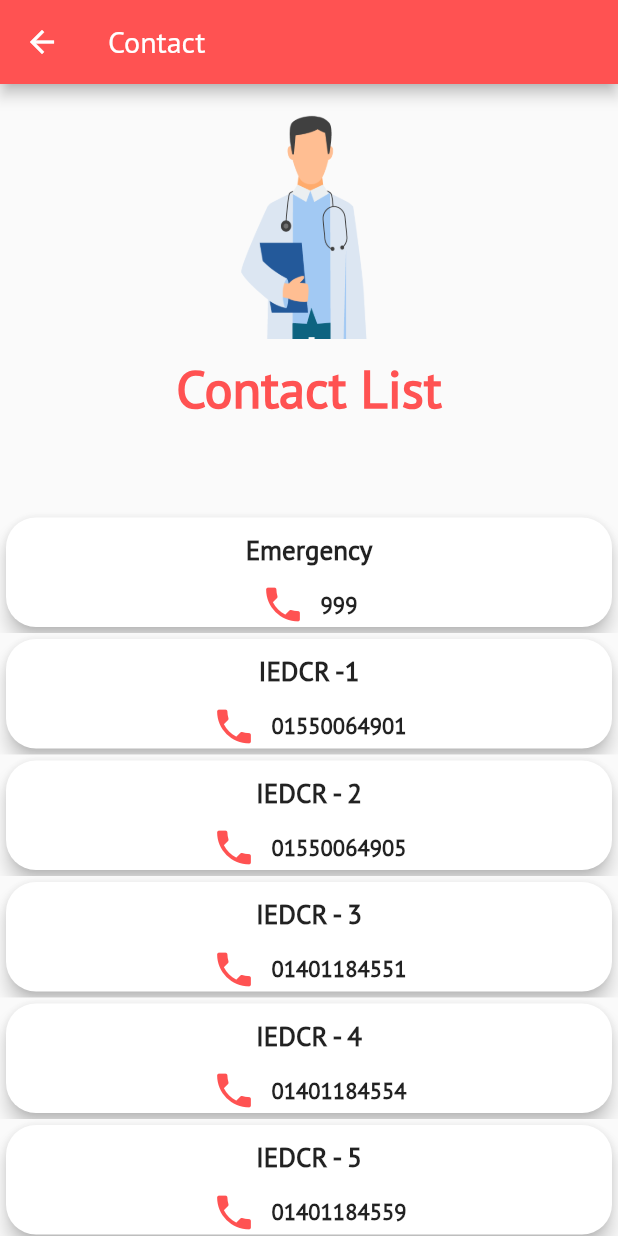
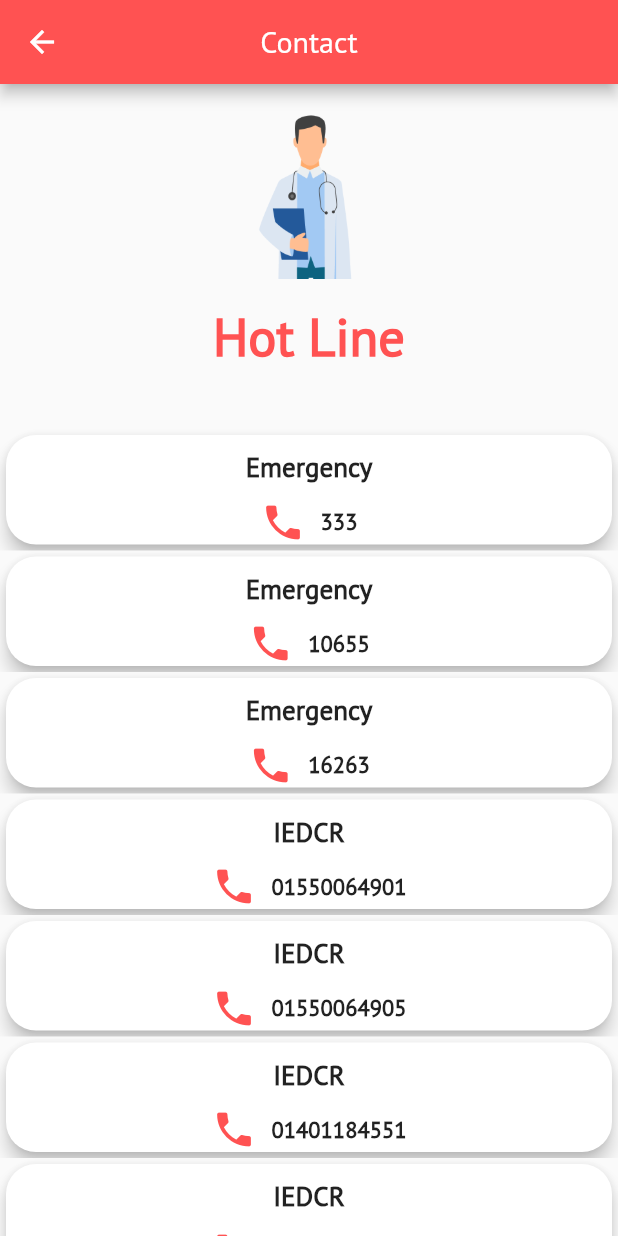
Before and after one commit to thealiflab/CoronaAlert, a Flutter app: the ContactPage screen opened by its route, on a phone screen of 412 x 824 dp. Run offline on Flutter 3.47's test engine with Material 2 defaults, Android fonts, the phone set to English and light mode, and no system bars; our stand-ins replace font_awesome_flutter, rflutter_alert, shared_preferences; missing offline and left inert: fancy_on_boarding; accounts and stored records are empty.

Commit message:
Contact Page Localization done successfully, handle some minor bug

```diff
--- a/assets/i18n/bn.json
+++ b/assets/i18n/bn.json
@@ -66,6 +66,11 @@
   "nDailyStar": "দ্যা ডেইলি স্টার",
 
   "dBidyanondo": "বিদ্যানন্দ ফাউন্ডেশন",
-  "dRising": "রাইসিং ইউথ কাউন্সিল",
-  "dEkRonga": "এক রঙ্গা এক ঘুড়ি"
+  "dRising": "রাইজিং ইউথ কাউন্সিল",
+  "dEkRonga": "এক রঙ্গা এক ঘুড়ি",
+
+  "cTitle": "যোগাযোগ",
+  "cHot": "হট লাইন",
+  "cEmergency": "ইমার্জেন্সি",
+  "cIEDCR": "আই.ই.ডি.সি.আর"
 }
--- a/assets/i18n/en.json
+++ b/assets/i18n/en.json
@@ -67,6 +67,11 @@
 
   "dBidyanondo": "Bidyanondo Foundation",
   "dRising": "Rising Youth Council",
-  "dEkRonga": "Ek Ronga Foundation"
+  "dEkRonga": "Ek Ronga Foundation",
+
+  "cTitle": "Contact",
+  "cHot": "Hot Line",
+  "cEmergency": "Emergency",
+  "cIEDCR": "IEDCR"
 
 }
--- a/lib/screens/menu/pages/contact/contact_page.dart
+++ b/lib/screens/menu/pages/contact/contact_page.dart
@@ -1,5 +1,6 @@
 import 'package:coronaalert/screens/menu/pages/contact/contact_card.dart';
 import 'package:flutter/material.dart';
+import 'package:coronaalert/localization/app_localizations.dart';
 
 class ContactPage extends StatelessWidget {
   static const id = '/contact_page';
@@ -9,8 +10,9 @@ class ContactPage extends StatelessWidget {
     return Scaffold(
       appBar: AppBar(
         title: Text(
-          'Contact',
+          "${AppLocalizations.of(context).translate('cTitle')}",
         ),
+        centerTitle: true,
       ),
       body: Column(
         mainAxisAlignment: MainAxisAlignment.start,
@@ -25,15 +27,14 @@ class ContactPage extends StatelessWidget {
                   children: <Widget>[
                     Image.asset(
                       'assets/images/contactdoctor.png',
-                      height: 150,
+                      height: 110,
                       fit: BoxFit.contain,
-                      //MediaQuery.of(context).size.width / 2
                     ),
                     SizedBox(
-                      height: 10,
+                      height: 15,
                     ),
                     Text(
-                      'Contact List',
+                      "${AppLocalizations.of(context).translate('cHot')}",
                       style: TextStyle(
                         fontSize: 35,
                         fontWeight: FontWeight.w600,
@@ -45,59 +46,67 @@ class ContactPage extends StatelessWidget {
               ),
             ),
           ),
-          SizedBox(
-            height: 20.0,
-          ),
           Expanded(
             child: ListView(
               padding: EdgeInsets.only(top: 20, bottom: 20),
               children: <Widget>[
                 ContactCard(
-                  title: 'Emergency',
-                  phoneNumber: '999',
+                  title:
+                      "${AppLocalizations.of(context).translate('cEmergency')}",
+                  phoneNumber: '333',
                 ),
                 ContactCard(
-                  title: 'IEDCR -1',
+                  title:
+                      "${AppLocalizations.of(context).translate('cEmergency')}",
+                  phoneNumber: '10655',
+                ),
+                ContactCard(
+                  title:
+                      "${AppLocalizations.of(context).translate('cEmergency')}",
+                  phoneNumber: '16263',
+                ),
+                ContactCard(
+                  title: "${AppLocalizations.of(context).translate('cIEDCR')}",
                   phoneNumber: '01550064901',
                 ),
                 ContactCard(
-                  title: 'IEDCR - 2',
+                  title: "${AppLocalizations.of(context).translate('cIEDCR')}",
                   phoneNumber: '01550064905',
                 ),
                 ContactCard(
-                  title: 'IEDCR - 3',
+                  title: "${AppLocalizations.of(context).translate('cIEDCR')}",
                   phoneNumber: '01401184551',
                 ),
                 ContactCard(
-                  title: 'IEDCR - 4',
+                  title: "${AppLocalizations.of(context).translate('cIEDCR')}",
                   phoneNumber: '01401184554',
                 ),
                 ContactCard(
-                  title: 'IEDCR - 5',
+                  title: "${AppLocalizations.of(context).translate('cIEDCR')}",
                   phoneNumber: '01401184559',
                 ),
                 ContactCard(
-                  title: 'IEDCR - 6',
+                  title: "${AppLocalizations.of(context).translate('cIEDCR')}",
                   phoneNumber: '01401184560',
                 ),
                 ContactCard(
-                  title: 'IEDCR - 7',
+                  title: "${AppLocalizations.of(context).translate('cIEDCR')}",
                   phoneNumber: '01401184563',
                 ),
                 ContactCard(
-                  title: 'IEDCR - 8',
+                  title: "${AppLocalizations.of(context).translate('cIEDCR')}",
                   phoneNumber: '01401184568',
                 ),
                 ContactCard(
-                  title: 'IEDCR - 9',
+                  title: "${AppLocalizations.of(context).translate('cIEDCR')}",
                   phoneNumber: '01927711784',
                 ),
                 ContactCard(
-                  title: 'IEDCR - 10',
+                  title: "${AppLocalizations.of(context).translate('cIEDCR')}",
                   phoneNumber: '01937000011',
                 ),
                 ContactCard(
-                  title: 'IEDCR - 11',
+                  title: "${AppLocalizations.of(context).translate('cIEDCR')}",
                   phoneNumber: '01937110011',
                 ),
                 SizedBox(
```
Also changed, not shown: 1 other file.
